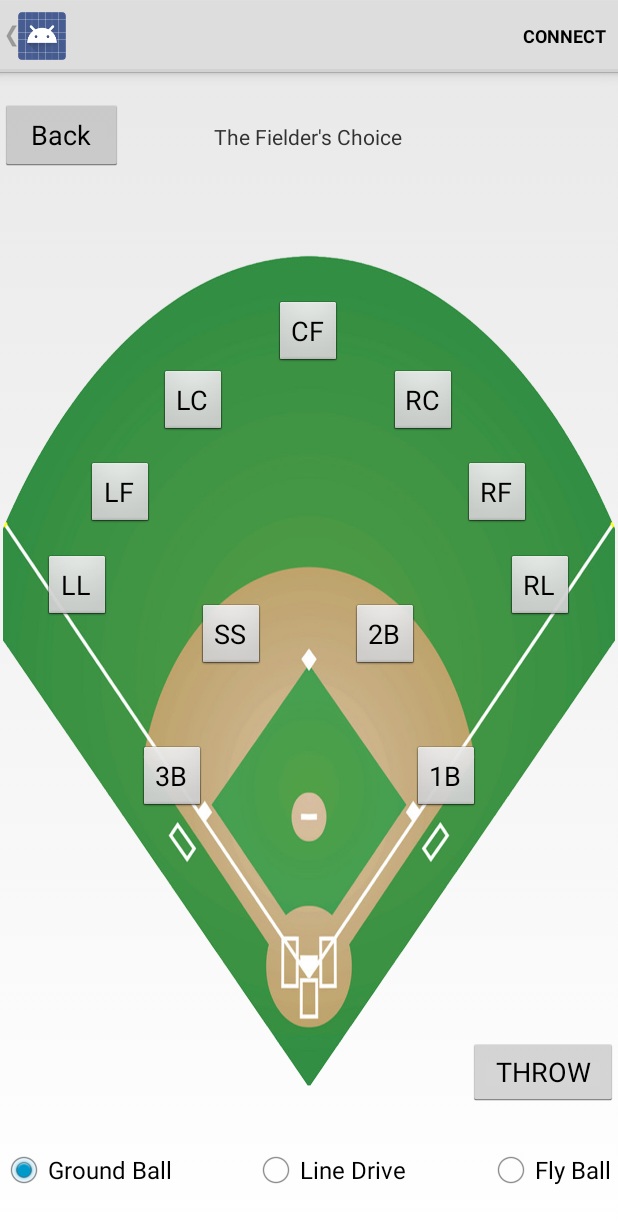
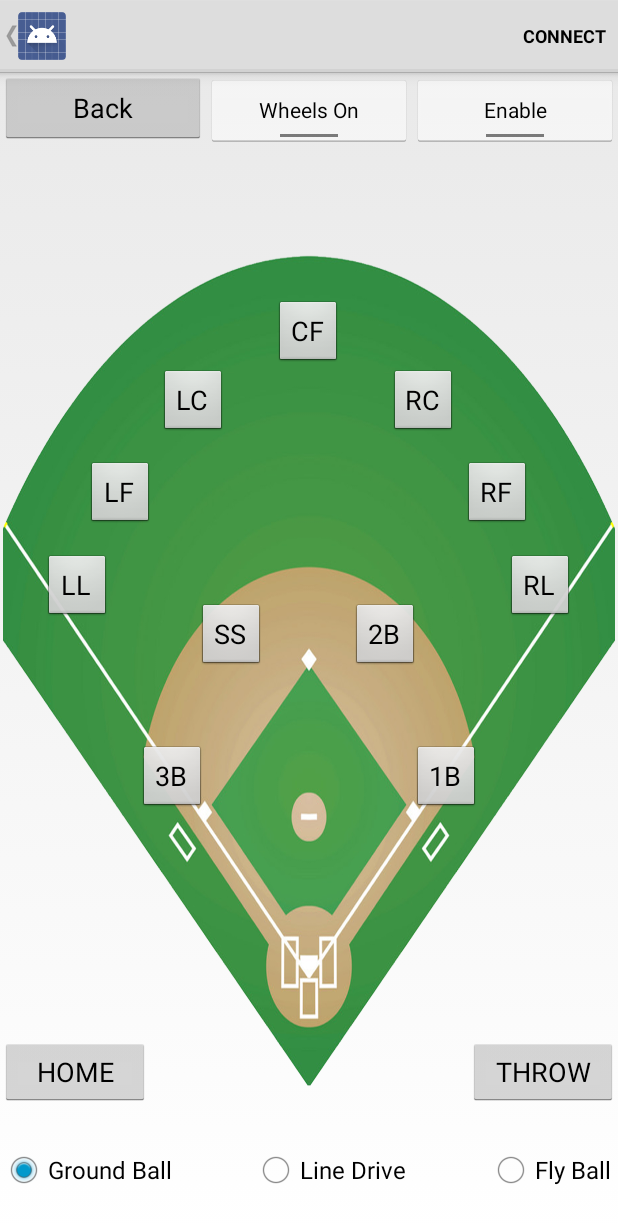
Before and after one commit to credden/BLEApp, an Android app: the DeviceControlActivity screen opened directly, with no data from a screen before it, after a tap on "Save", on a phone screen of 412 x 824 dp. Shown: the top 1224 px of the screen. Run offline under Robolectric (Android 15) with nearby library versions, the phone set to English and light mode, and no system bars; 3 statements that could not run were skipped.

Commit message:
Added enable and wheel enable button Added default values for angles and elevations

```diff
--- a/BLEController/app/src/main/java/auburn/seniordesign/blecontroller/DeviceControlActivity.java
+++ b/BLEController/app/src/main/java/auburn/seniordesign/blecontroller/DeviceControlActivity.java
@@ -38,6 +38,7 @@ import android.widget.ExpandableListView;
 import android.widget.RadioGroup;
 import android.widget.SimpleExpandableListAdapter;
 import android.widget.TextView;
+import android.widget.ToggleButton;
 
 import java.util.ArrayList;
 import java.util.HashMap;
@@ -426,6 +427,22 @@ public class DeviceControlActivity extends Activity {
         sendBLEMessage(FieldersChoice.throwMsg);
     }
 
+    public void sendEnableMsg(View view)
+    {
+        FieldersChoice.formatEnableMsg(((ToggleButton)view).isChecked()?(byte)0x01:(byte)0x00);
+        sendBLEMessage(FieldersChoice.enableMsg);
+    }
+
+    public void goToHomePosition(View view)
+    {
+        sendBLEMessage(FieldersChoice.homeMsg);
+    }
+
+    public void sendWheelEnableMsg(View view)
+    {
+        FieldersChoice.formatWheelEnableMsg(((ToggleButton)view).isChecked()?(byte)0x01:(byte)0x00);
+        sendBLEMessage(FieldersChoice.wheelEnableMsg);
+    }
 
     public void adjustPitchSettings(View view, MotionEvent event)
     {
--- a/BLEController/app/src/main/java/auburn/seniordesign/blecontroller/FieldersChoice.java
+++ b/BLEController/app/src/main/java/auburn/seniordesign/blecontroller/FieldersChoice.java
@@ -18,28 +18,28 @@ public class FieldersChoice {
     public static boolean useP2P = false;
     public static int offBatSpeed = 50;
 
-    public static short[] pllSettings = {2048,2048,2048};
-    public static short[] plfSettings = {2048,2048,2048};
-    public static short[] plcSettings = {2048,2048,2048};
-    public static short[] pcfSettings = {2048,2048,2048};
-    public static short[] prcSettings = {2048,2048,2048};
-    public static short[] prfSettings = {2048,2048,2048};
-    public static short[] prlSettings = {2048,2048,2048};
-    public static short[] p1bSettings = {2048,2048,2048};
-    public static short[] p2bSettings = {2048,2048,2048};
-    public static short[] p3bSettings = {2048,2048,2048};
-    public static short[] pssSettings = {2048,2048,2048};
-    public static short pllAngle = 2048;
-    public static short plfAngle = 2048;
-    public static short plcAngle = 2048;
-    public static short pcfAngle = 2048;
-    public static short prcAngle = 2048;
-    public static short prfAngle = 2048;
-    public static short prlAngle = 2048;
-    public static short p1bAngle = 2048;
-    public static short p2bAngle = 2048;
-    public static short p3bAngle = 2048;
-    public static short pssAngle = 2048;
+    public static short[] pllSettings = {612,560,503};
+    public static short[] plfSettings = {612,560,503};
+    public static short[] plcSettings = {612,560,503};
+    public static short[] pcfSettings = {612,560,503};
+    public static short[] prcSettings = {612,560,503};
+    public static short[] prfSettings = {612,560,503};
+    public static short[] prlSettings = {612,560,503};
+    public static short[] p1bSettings = {612,560,503};
+    public static short[] p2bSettings = {612,560,503};
+    public static short[] p3bSettings = {612,560,503};
+    public static short[] pssSettings = {612,560,503};
+    public static short pllAngle = 439;
+    public static short plfAngle = 508;
+    public static short plcAngle = 577;
+    public static short pcfAngle = 646;
+    public static short prcAngle = 691;
+    public static short prfAngle = 735;
+    public static short prlAngle = 779;
+    public static short p1bAngle = 758;
+    public static short p2bAngle = 711;
+    public static short p3bAngle = 480;
+    public static short pssAngle = 585;
 
     public static int currentPosition;
     public static int currentElevation;
@@ -56,6 +56,8 @@ public class FieldersChoice {
     private static final byte LEFT_MSG_HDR = 0x06;
     private static final byte UP_MSG_HDR = 0x07;
     private static final byte DOWN_MSG_HDR = 0x08;
+    private static final byte HOME_MSG_HDR = 0x09;
+    private static final byte WHEEL_ENABLE_MSG_HDR = 0x0A;
 
     private static final int WHEEL_DIAMETER = 12; //inches
 
@@ -64,6 +66,7 @@ public class FieldersChoice {
     public static UUID BLERecvCharacteristicUUID = UUID.fromString("6E400003-B5A3-F393-E0A9-E50E24DCCA9E");
 
 
+    public static byte[] enableMsg = {PACKET_HDR,ENABLE_MSG_HDR,0x00,0x00};
     public static byte[] angleMsg = {PACKET_HDR,ANGLE_MSG_HDR,0x00,0x00};
     public static byte[] elevationMsg = {PACKET_HDR,ELEV_MSG_HDR,0x00,0x00};
     public static byte[] speedMsg = {PACKET_HDR,SPEED_MSG_HDR,0x00,0x00};
@@ -72,6 +75,8 @@ public class FieldersChoice {
     public static byte[] downMsg = {PACKET_HDR,DOWN_MSG_HDR,0x00,0x00};
     public static byte[] leftMsg = {PACKET_HDR,LEFT_MSG_HDR,0x00,0x00};
     public static byte[] rightMsg = {PACKET_HDR,RIGHT_MSG_HDR,0x00,0x00};
+    public static byte[] homeMsg = {PACKET_HDR,HOME_MSG_HDR,0x00,0x00};
+    public static byte[] wheelEnableMsg = {PACKET_HDR,WHEEL_ENABLE_MSG_HDR,0x00,0x00};
 
 
     private OutputStream outputStream;
@@ -166,6 +171,16 @@ public class FieldersChoice {
     public static void formatRightMsg(byte status)
     {
         rightMsg[2] = status;
+    }
+
+    public static void formatEnableMsg(byte status)
+    {
+        enableMsg[2] = status;
+    }
+
+    public static void formatWheelEnableMsg(byte status)
+    {
+        wheelEnableMsg[2] = status;
     }
 
     public static void formatMessages()
--- a/BLEController/app/src/main/res/layout/field_layout.xml
+++ b/BLEController/app/src/main/res/layout/field_layout.xml
@@ -24,18 +24,21 @@
             android:onClick="backToDimensions"
             android:text="Back" />
 
-        <TextView
+        <ToggleButton
             android:layout_width="0dp"
-            android:layout_height="match_parent"
-            android:gravity="center"
-            android:layout_weight="3"
-            android:text="The Fielder's Choice"/>
-        <TextView
+            android:layout_height="wrap_content"
+            android:layout_weight="1"
+            android:onClick="sendWheelEnableMsg"
+            android:textOff="Wheels On"
+            android:textOn="Wheels Off"/>
+        <ToggleButton
+            android:id="@+id/enableButton"
             android:layout_width="0dp"
-            android:layout_height="match_parent"
-            android:gravity="center"
+            android:layout_height="wrap_content"
             android:layout_weight="1"
-            android:text=""/>
+            android:onClick="sendEnableMsg"
+            android:textOff="Enable"
+            android:textOn="Disable"/>
 
     </LinearLayout>
         <TableLayout
@@ -269,6 +272,12 @@
                 android:layout_alignParentEnd="true"
                 android:text="THROW"
                 android:onClick="sendThrowMsg"/>
+            <Button
+                android:layout_width="100dp"
+                android:layout_height="45dp"
+                android:layout_alignParentStart="true"
+                android:text="HOME"
+                android:onClick="goToHomePosition"/>
         </RelativeLayout>
     </TableRow>
 
--- a/BLEController/app/src/main/res/layout/pitching_main.xml
+++ b/BLEController/app/src/main/res/layout/pitching_main.xml
@@ -23,18 +23,21 @@
             android:onClick="backToDimensions"
             android:text="Back" />
 
-        <TextView
-            android:layout_width="0dp"
-            android:layout_height="match_parent"
-            android:gravity="center"
-            android:layout_weight="3"
-            android:text="The Fielder's Choice"/>
-        <TextView
-            android:id="@+id/blank"
+        <ToggleButton
             android:layout_width="0dp"
             android:layout_height="wrap_content"
             android:layout_weight="1"
-            android:text=""/>
+            android:onClick="sendWheelEnableMsg"
+            android:textOff="Wheels On"
+            android:textOn="Wheels Off"/>
+        <ToggleButton
+            android:id="@+id/enableButton"
+            android:layout_width="0dp"
+            android:layout_height="wrap_content"
+            android:layout_weight="1"
+            android:onClick="sendEnableMsg"
+            android:textOff="Enable"
+            android:textOn="Disable"/>
 
     </LinearLayout>
 
```
